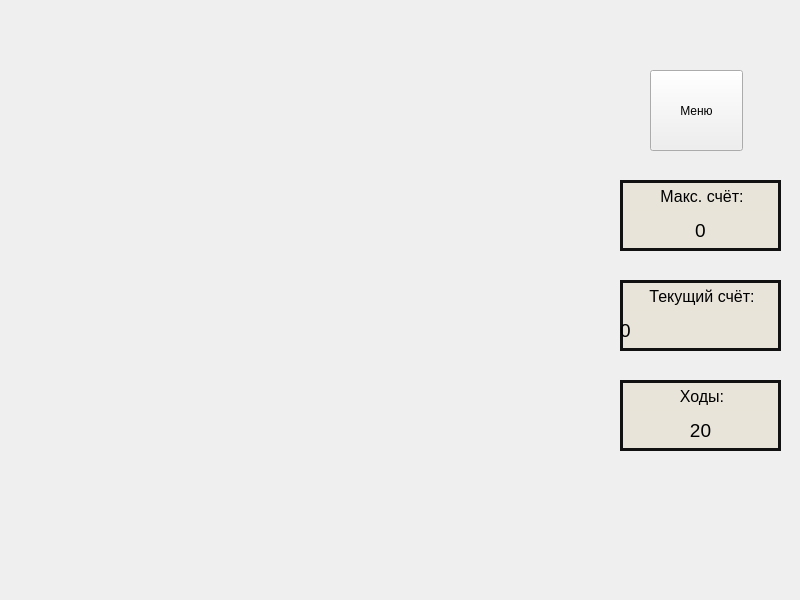
The window that Task5/Resources/ui/forms/game.ui (SaVyrin/Languages-and-Programming-Systems) describes before a commit, drawn with Qt 5.
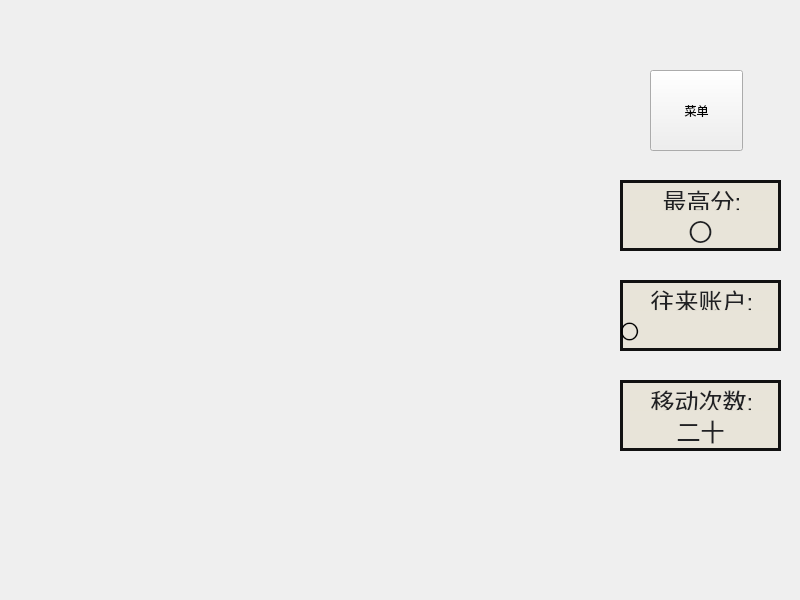
The same window after the commit.

Diff of the .ui file:
```diff
--- a/Task5/Resources/ui/forms/game.ui
+++ b/Task5/Resources/ui/forms/game.ui
@@ -30,7 +30,7 @@
      <string notr="true"/>
     </property>
     <property name="text">
-     <string>Меню</string>
+     <string>菜单</string>
     </property>
    </widget>
    <widget class="QLabel" name="label_3">
@@ -49,7 +49,7 @@
 border-top: 3px solid #111;</string>
     </property>
     <property name="text">
-     <string>&lt;html&gt;&lt;head/&gt;&lt;body&gt;&lt;p align=&quot;center&quot;&gt;&lt;span style=&quot; font-size:12pt;&quot;&gt;Текущий счёт:&lt;/span&gt;&lt;/p&gt;&lt;/body&gt;&lt;/html&gt;</string>
+     <string>&lt;html&gt;&lt;head/&gt;&lt;body&gt;&lt;p align=&quot;center&quot;&gt;&lt;a name=&quot;tw-target-text&quot;/&gt;&lt;span style=&quot; font-family:'inherit'; font-size:24px; color:#202124;&quot;&gt;往&lt;/span&gt;&lt;span style=&quot; font-family:'inherit'; font-size:24px; color:#202124;&quot;&gt;来账户:&lt;/span&gt;&lt;/p&gt;&lt;/body&gt;&lt;/html&gt;</string>
     </property>
    </widget>
    <widget class="QLabel" name="label_4">
@@ -68,7 +68,7 @@
 border-top: 3px solid #111;</string>
     </property>
     <property name="text">
-     <string>&lt;html&gt;&lt;head/&gt;&lt;body&gt;&lt;p align=&quot;center&quot;&gt;&lt;span style=&quot; font-size:12pt;&quot;&gt;Макс. счёт:&lt;/span&gt;&lt;/p&gt;&lt;/body&gt;&lt;/html&gt;</string>
+     <string>&lt;html&gt;&lt;head/&gt;&lt;body&gt;&lt;p align=&quot;center&quot;&gt;&lt;a name=&quot;tw-target-text&quot;/&gt;&lt;span style=&quot; font-family:'inherit'; font-size:24px; color:#202124;&quot;&gt;最&lt;/span&gt;&lt;span style=&quot; font-family:'inherit'; font-size:24px; color:#202124;&quot;&gt;高分:&lt;/span&gt;&lt;/p&gt;&lt;/body&gt;&lt;/html&gt;</string>
     </property>
    </widget>
    <widget class="QLabel" name="maxScoreLabel">
@@ -88,7 +88,7 @@
 font-size: 14pt; qproperty-alignment: AlignCenter;</string>
     </property>
     <property name="text">
-     <string>&lt;html&gt;&lt;head/&gt;&lt;body&gt;&lt;p align=&quot;center&quot;&gt;&lt;span style=&quot; font-size:14pt;&quot;&gt;0&lt;/span&gt;&lt;/p&gt;&lt;/body&gt;&lt;/html&gt;</string>
+     <string>&lt;html&gt;&lt;head/&gt;&lt;body&gt;&lt;p align=&quot;center&quot;&gt;&lt;a name=&quot;tw-target-text&quot;/&gt;&lt;span style=&quot; font-family:'inherit'; font-size:24px; color:#202124;&quot;&gt;〇&lt;/span&gt;&lt;/p&gt;&lt;/body&gt;&lt;/html&gt;</string>
     </property>
    </widget>
    <widget class="QLabel" name="current_score_label">
@@ -111,7 +111,7 @@
 font-size: 14pt; qproperty-alignment: AlignCenter;</string>
     </property>
     <property name="text">
-     <string>0</string>
+     <string>〇</string>
     </property>
    </widget>
    <widget class="QLabel" name="label">
@@ -130,7 +130,7 @@
 border-top: 3px solid #111;</string>
     </property>
     <property name="text">
-     <string>&lt;html&gt;&lt;head/&gt;&lt;body&gt;&lt;p align=&quot;center&quot;&gt;&lt;span style=&quot; font-size:12pt;&quot;&gt;Ходы:&lt;/span&gt;&lt;/p&gt;&lt;/body&gt;&lt;/html&gt;</string>
+     <string>&lt;html&gt;&lt;head/&gt;&lt;body&gt;&lt;p align=&quot;center&quot;&gt;&lt;a name=&quot;tw-target-text&quot;/&gt;&lt;span style=&quot; font-family:'inherit'; font-size:24px; color:#202124;&quot;&gt;移&lt;/span&gt;&lt;span style=&quot; font-family:'inherit'; font-size:24px; color:#202124;&quot;&gt;动次数:&lt;/span&gt;&lt;/p&gt;&lt;/body&gt;&lt;/html&gt;</string>
     </property>
    </widget>
    <widget class="QLabel" name="movesLabel">
@@ -150,7 +150,7 @@
 font-size: 14pt; qproperty-alignment: AlignCenter;</string>
     </property>
     <property name="text">
-     <string>&lt;html&gt;&lt;head/&gt;&lt;body&gt;&lt;p align=&quot;center&quot;&gt;&lt;span style=&quot; font-size:14pt;&quot;&gt;20&lt;/span&gt;&lt;/p&gt;&lt;/body&gt;&lt;/html&gt;</string>
+     <string>&lt;html&gt;&lt;head/&gt;&lt;body&gt;&lt;p align=&quot;center&quot;&gt;&lt;a name=&quot;tw-target-text&quot;/&gt;&lt;span style=&quot; font-family:'inherit'; font-size:24px; color:#202124;&quot;&gt;二&lt;/span&gt;&lt;span style=&quot; font-family:'inherit'; font-size:24px; color:#202124;&quot;&gt;十&lt;/span&gt;&lt;/p&gt;&lt;/body&gt;&lt;/html&gt;</string>
     </property>
    </widget>
    <widget class="QWidget" name="gridLayoutWidget">
```
Left out of the diff: 2 changed lines with no effect on the pictures.
